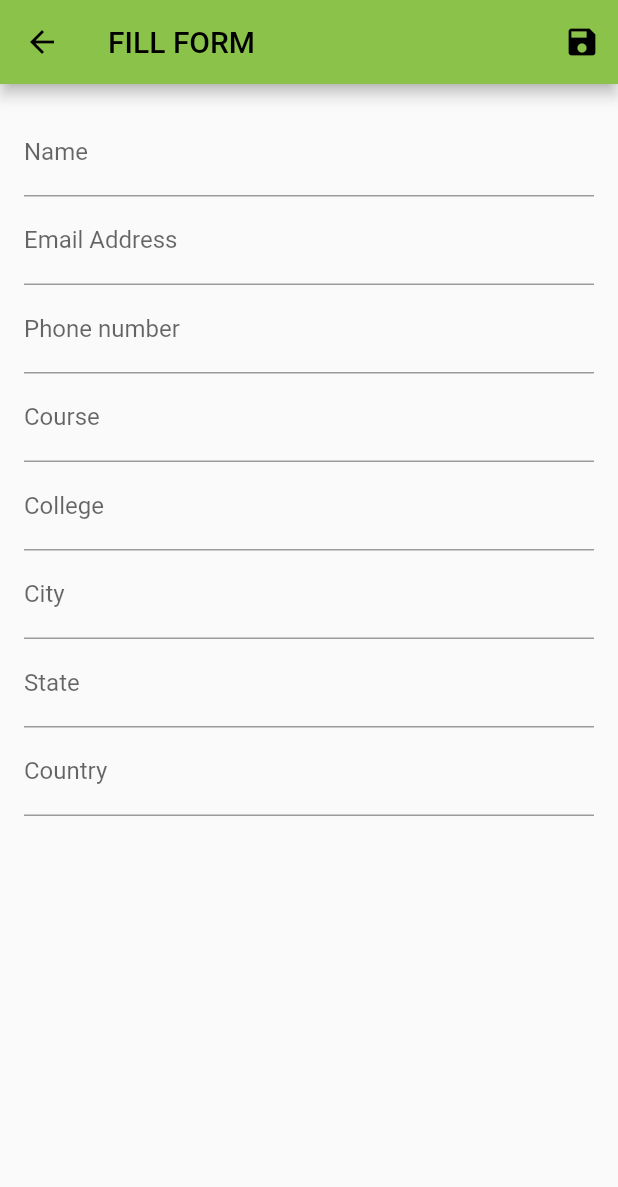
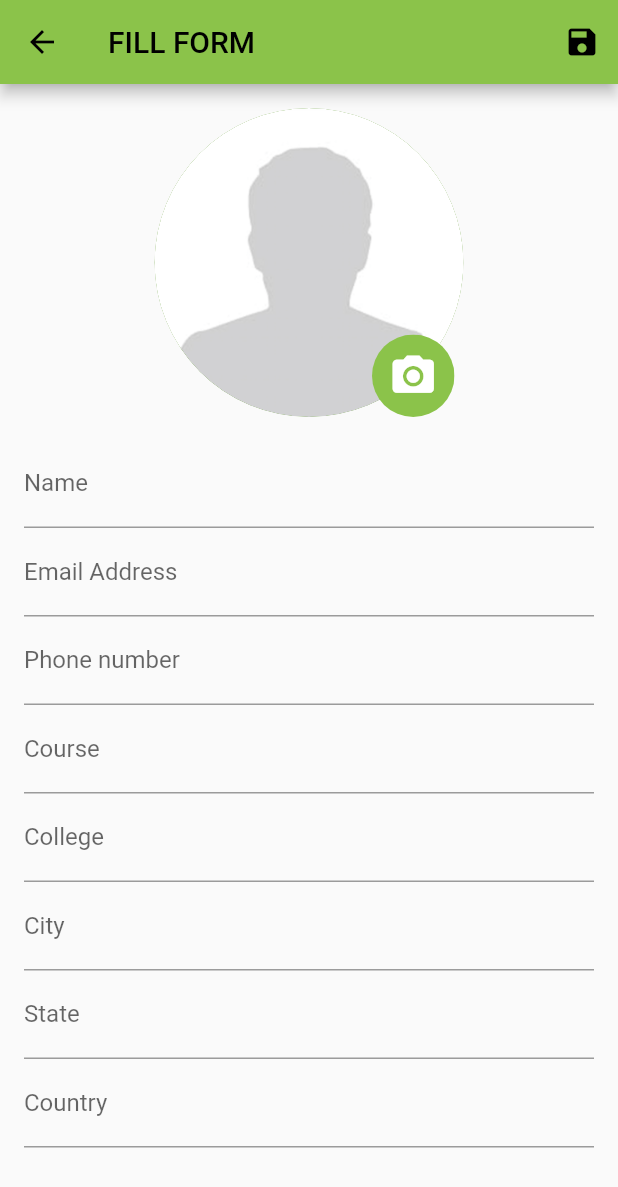
Before and after one commit to AbhishekSingh9582/View-Profile, a Flutter app: the UserDetailForm screen opened by its route, on a phone screen of 412 x 824 dp. Shown: the top 1187 px of the screen. Run offline on Flutter 3.47's test engine with Material 2 defaults, Android fonts, the phone set to English and light mode, and no system bars; our stand-ins replace firebase_auth, firebase_core; accounts and stored records are empty.

Commit message:
this should be base main commit takePicSection added in user_detail_form

```diff
--- a/lib/main.dart
+++ b/lib/main.dart
@@ -28,8 +28,7 @@ class MyApp extends StatelessWidget {
         debugShowCheckedModeBanner: false,
         title: 'Flutter Demo',
         theme: ThemeData(
-          primarySwatch: Colors.lightGreen,
-        ),
+            primarySwatch: Colors.lightGreen, primaryColor: Colors.pinkAccent),
         home: InitializerWidget(),
         routes: {
           UserDetailForm.routeArgs: (ctx) => UserDetailForm(),
@@ -61,6 +60,7 @@ class _InitializerWidgetState extends State<InitializerWidget> {
   @override
   Widget build(BuildContext context) {
     print(_user);
-    return _user != null ? AllUsersOverview() : AuthScreen();
+    // return _user != null ? AllUsersOverview() : AuthScreen();
+    return UserDetailForm();
   }
 }
--- a/lib/screens/user_detail_form.dart
+++ b/lib/screens/user_detail_form.dart
@@ -4,6 +4,7 @@ import 'package:firebase_auth/firebase_auth.dart';
 import '../provider/profile.dart';
 import '../provider/profile_provider.dart';
 import 'all_users_overview.dart';
+import '../widgets/takePicSection.dart';
 
 class UserDetailForm extends StatefulWidget {
   static const routeArgs = '/UserDetailForm';
@@ -145,6 +146,8 @@ class _UserDetailFormState extends State<UserDetailForm> {
                 key: _formKey,
                 child: ListView(
                   children: [
+                    TakePicSection(),
+                    SizedBox(height: 15),
                     TextFormField(
                       initialValue: name,
                       decoration: InputDecoration(labelText: 'Name'),
--- /dev/null
+++ b/lib/widgets/takePicSection.dart
@@ -0,0 +1,49 @@
+import 'package:flutter/material.dart';
+
+class TakePicSection extends StatelessWidget {
+  const TakePicSection({Key? key}) : super(key: key);
+
+  @override
+  Widget build(BuildContext context) {
+    return Center(
+      child: Stack(
+        alignment: Alignment.center,
+        children: [
+          // ClipOval(
+          //   child: Image.asset(
+          //     'assets/images/blankPerson.jpg',
+          //     fit: BoxFit.cover,
+          //     height: MediaQuery.of(context).size.height / 4,
+          //     width: MediaQuery.of(context).size.width / 1.5,
+          //   ),
+          // ),
+          ClipOval(
+            child: CircleAvatar(
+              maxRadius: MediaQuery.of(context).size.width / 4,
+              backgroundImage: AssetImage('assets/images/blankPerson.jpg'),
+            ),
+            clipBehavior: Clip.antiAlias,
+          ),
+          Positioned(
+            bottom: 0,
+            right: 6,
+            child: ClipOval(
+              child: Container(
+                padding: EdgeInsets.all(3),
+                color: Theme.of(context).accentColor,
+                child: IconButton(
+                  icon: Icon(
+                    Icons.camera_alt,
+                    color: Colors.white,
+                  ),
+                  onPressed: () {},
+                  iconSize: 33,
+                ),
+              ),
+            ),
+          ),
+        ],
+      ),
+    );
+  }
+}
```
